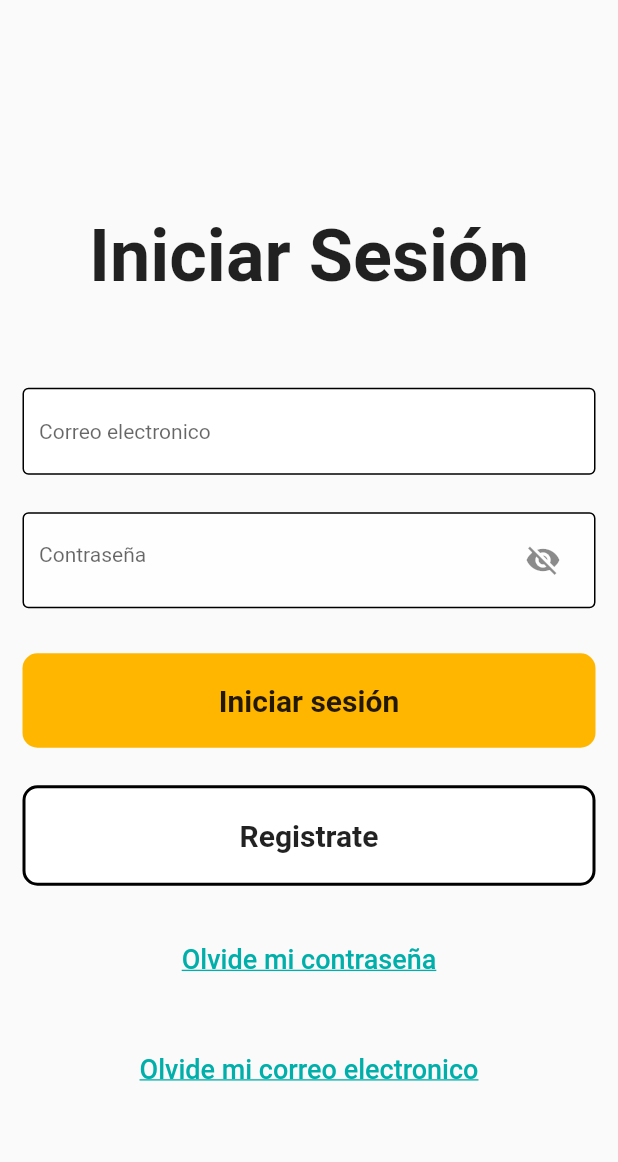
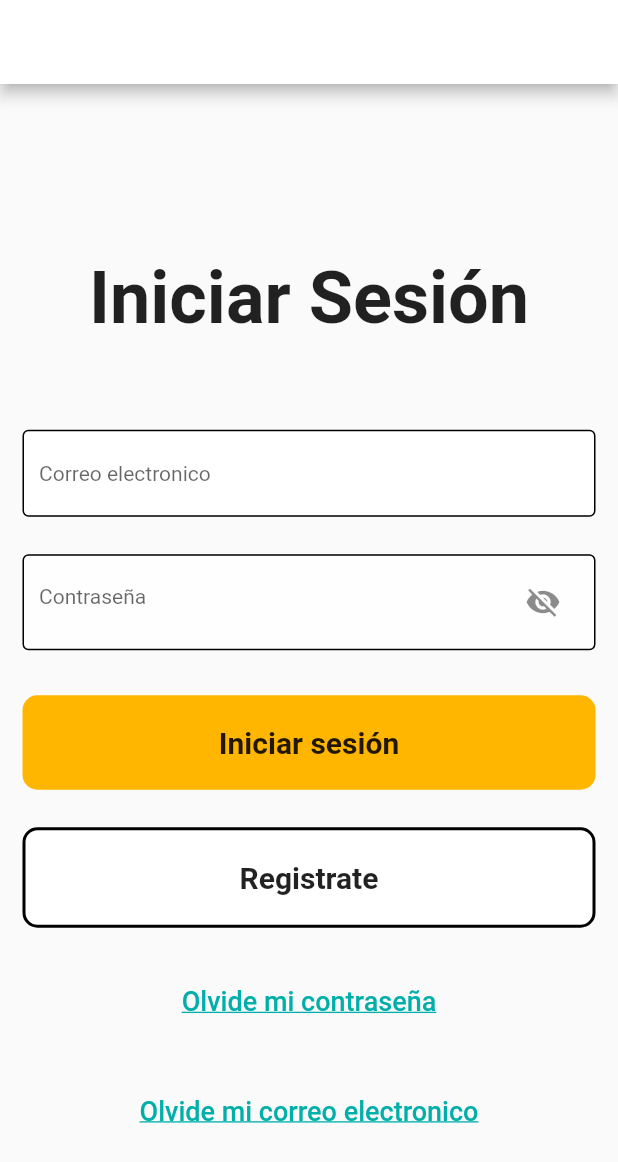
Before and after one commit to DavidEMV1622/app_bidi_login, a Flutter app: the screen it shows after launch, on a phone screen of 412 x 824 dp. Shown: the top 1162 px of the screen. Run offline on Flutter 3.47's test engine with Material 2 defaults, Android fonts, the phone set to English and light mode, and no system bars.

```diff
--- a/lib/src/pages/Login_page.dart
+++ b/lib/src/pages/Login_page.dart
@@ -21,6 +21,12 @@ class _LoginPageState extends State<LoginPage> {
   Widget build(BuildContext context) {
     // Plantilla principal "Scaffold"
     return Scaffold(
+      // Barra principal de navegación "AppBar"
+      appBar: AppBar(
+        backgroundColor: CustomColors
+            .colorBlanco, // Color del AppBar por medio de la clase "CustomColors"
+      ),
+
       // ---- Cuerpo o contenido de la aplicación "body" ----
       body: Center(
         child: Padding(
--- a/lib/src/pages/Registrar_page.dart
+++ b/lib/src/pages/Registrar_page.dart
@@ -79,10 +79,8 @@ class _RegisterPageState extends State<RegisterPage> {
             SizedBox(
               height: 15.0,
             ),
-            Align(
-              alignment: Alignment.center,
-              child: _buttonLink("¿Ya tienes cuenta?, click aqui"),
-            ),
+
+            BotonLink(textoLink: "¿Ya tienes cuenta?, click aquí", onPressed: () => Navigator.pop(context)),
           ]),
     );
   }
```
